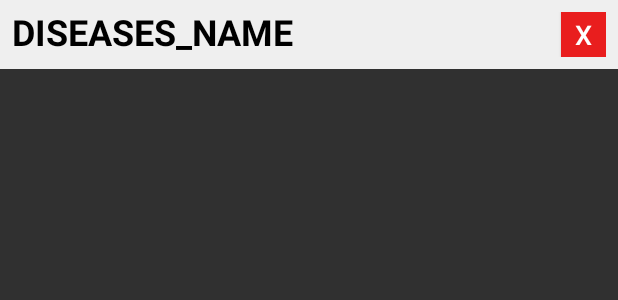
After one commit to Godeok/ChanNuLi, an Android app: the layout disease_item.xml on its own in the app's theme, with its tools: preview values and no code run, on a phone screen of 412 x 824 dp. The commit adds this screen. Shown: the top 300 px of the screen. Run offline under Robolectric (Android 15) with nearby library versions, the phone set to English and light mode, and no system bars.

Commit message:
선택한 질병 추가 마이페이지 기본 레이아웃

```diff
--- a/app/src/main/AndroidManifest.xml
+++ b/app/src/main/AndroidManifest.xml
@@ -15,10 +15,10 @@
                 <category android:name="android.intent.category.LAUNCHER" />
             </intent-filter>
         </activity>
-        <activity android:name=".TutorialStartActivity"/>
-        <activity android:name=".Tutorial1StepActivity"/>
+        <activity android:name=".tutorial.TutorialStartActivity"/>
+        <activity android:name=".tutorial.Tutorial1StepActivity" android:windowSoftInputMode="adjustNothing" />
         <activity android:name=".DatePickerActivity" android:theme="@android:style/Theme.Dialog"/>
-        <activity android:name=".Tutorial2StepActivity"/>
+        <activity android:name=".tutorial.Tutorial2StepActivity" android:windowSoftInputMode="adjustNothing" />
         <activity android:name=".MypageActivity"/>
         <activity android:name=".self.SelfMainActivity"/>
         <activity android:name=".self.SelfDiagnosisActivity"/>
--- a/app/src/main/java/kr/co/healthcare/DatePickerActivity.java
+++ b/app/src/main/java/kr/co/healthcare/DatePickerActivity.java
@@ -22,11 +22,12 @@ public class DatePickerActivity extends Activity {
         layoutParams.flags = WindowManager.LayoutParams.FLAG_DIM_BEHIND;
         layoutParams.dimAmount  = 0.7f;
         getWindow().setAttributes(layoutParams);*/
+
         getWindow().setFlags(WindowManager.LayoutParams.FLAG_FULLSCREEN, WindowManager.LayoutParams.FLAG_FULLSCREEN);
         setContentView(R.layout.activity_date_picker);
         Calendar calendar = new GregorianCalendar();
         mYear = calendar.get(Calendar.YEAR);
-        mMonth = calendar.get(Calendar.MONTH);
+        mMonth = calendar.get(Calendar.MONTH)+1;
         mDay = calendar.get(Calendar.DAY_OF_MONTH);
         DatePicker datePicker = findViewById(R.id.vDatePicker);
         datePicker.init(mYear, mMonth, mDay,mOnDateChangedListener);
@@ -35,7 +36,7 @@ public class DatePickerActivity extends Activity {
     public void mOnClick(View v){
         Intent intent = new Intent();
         intent.putExtra("mYear",mYear);
-        intent.putExtra("mMonth",mMonth);
+        intent.putExtra("mMonth",mMonth+1);
         intent.putExtra("mDay", mDay);
         setResult(RESULT_OK, intent);
         finish();
--- a/app/src/main/java/kr/co/healthcare/DatePickerFragment.java
+++ b/app/src/main/java/kr/co/healthcare/DatePickerFragment.java
@@ -8,13 +8,11 @@ import androidx.annotation.NonNull;
 import androidx.fragment.app.DialogFragment;
 import androidx.fragment.app.Fragment;
 
-import android.view.LayoutInflater;
-import android.view.View;
-import android.view.ViewGroup;
 import android.widget.DatePicker;
-import android.widget.TextView;
 
 import java.util.Calendar;
+
+import kr.co.healthcare.tutorial.TutorialStartActivity;
 
 /**
  * A simple {@link Fragment} subclass.
--- a/app/src/main/java/kr/co/healthcare/MainActivity.java
+++ b/app/src/main/java/kr/co/healthcare/MainActivity.java
@@ -10,6 +10,7 @@ import android.widget.Button;
 import android.widget.TextView;
 
 import kr.co.healthcare.self.SelfMainActivity;
+import kr.co.healthcare.tutorial.TutorialStartActivity;
 
 public class MainActivity extends AppCompatActivity {
     public static Activity mainActivity;
@@ -20,7 +21,9 @@ public class MainActivity extends AppCompatActivity {
         super.onCreate(savedInstanceState);
         setContentView(R.layout.activity_main);
 
-        //PreferenceManger.clear(this);
+        //튜토리얼에서 입력한 데이터 초기화 -> 튜토리얼 편집하려고 추가한 문장
+        //진서는 생략하세요
+        PreferenceManger.clear(this);
 
         //튜토리얼 완료 확인
         isTutorialFinished = PreferenceManger.getBoolean(this, "isTutorialFinished");
--- a/app/src/main/java/kr/co/healthcare/NameCountZeroException.java
+++ /dev/null
@@ -1,4 +0,0 @@
-package kr.co.healthcare;
-
-public class NameCountZeroException extends Throwable {
-}
--- a/app/src/main/java/kr/co/healthcare/NoneBirthSelectedException.java
+++ b/app/src/main/java/kr/co/healthcare/exception/NoneBirthSelectedException.java
@@ -1,4 +1,4 @@
-package kr.co.healthcare;
+package kr.co.healthcare.exception;
 
 public class NoneBirthSelectedException extends Throwable {
 }
--- /dev/null
+++ b/app/src/main/java/kr/co/healthcare/exception/NoneInputException.java
@@ -0,0 +1,4 @@
+package kr.co.healthcare.exception;
+
+public class NoneInputException extends Throwable {
+}
--- a/app/src/main/java/kr/co/healthcare/NoneSexSelectedException.java
+++ b/app/src/main/java/kr/co/healthcare/exception/NoneSexSelectedException.java
@@ -1,4 +1,4 @@
-package kr.co.healthcare;
+package kr.co.healthcare.exception;
 
 public class NoneSexSelectedException extends Throwable {
 }
--- a/app/src/main/java/kr/co/healthcare/TutorialStartActivity.java
+++ b/app/src/main/java/kr/co/healthcare/tutorial/TutorialStartActivity.java
@@ -1,4 +1,4 @@
-package kr.co.healthcare;
+package kr.co.healthcare.tutorial;
 
 import android.content.Intent;
 import android.os.Bundle;
@@ -6,6 +6,8 @@ import android.view.View;
 import android.widget.Button;
 
 import androidx.appcompat.app.AppCompatActivity;
+
+import kr.co.healthcare.R;
 
 public class TutorialStartActivity  extends AppCompatActivity {
     @Override
--- /dev/null
+++ b/app/src/main/res/layout/disease_item.xml
@@ -0,0 +1,37 @@
+<?xml version="1.0" encoding="utf-8"?>
+<LinearLayout xmlns:android="http://schemas.android.com/apk/res/android"
+    android:orientation="horizontal"
+    android:layout_width="match_parent"
+    android:layout_height="wrap_content"
+    android:padding="8dp"
+    android:gravity="center_vertical"
+    android:layout_marginBottom="8dp"
+    android:background="#EFEFEF">
+
+    <LinearLayout
+        android:layout_width="0dp"
+        android:layout_height="wrap_content"
+        android:layout_weight="1"
+        android:orientation="vertical"
+        android:gravity="center_vertical">
+
+        <TextView
+            android:id="@+id/diseaseNameTV"
+            android:layout_width="wrap_content"
+            android:layout_height="wrap_content"
+            android:includeFontPadding="false"
+            android:text="DISEASES_NAME"
+            android:textSize="24sp"
+            android:textColor="@android:color/black"
+            android:textStyle="bold"/>
+
+    </LinearLayout>
+
+    <Button
+        android:id="@+id/button2"
+        android:layout_width="30dp"
+        android:layout_height="30dp"
+        android:text="X"
+        android:background="#E91E1E"
+        android:textSize="18sp"/>
+</LinearLayout>
```
Also changed, not shown: app/src/main/java/kr/co/healthcare/tutorial/DiseasesListAdapter.java (added, +61 -0 lines), app/src/main/java/kr/co/healthcare/tutorial/Tutorial1StepActivity.java (renamed from app/src/main/java/kr/co/healthcare/Tutorial1StepActivity.java, +10 -3 lines), app/src/main/java/kr/co/healthcare/tutorial/Tutorial2StepActivity.java (renamed from app/src/main/java/kr/co/healthcare/Tutorial2StepActivity.java, +36 -5 lines), app/src/main/res/layout/activity_mypage.xml (+61 -8 lines), app/src/main/res/layout/activity_tutorial_1_step.xml (+0 -10 lines), app/src/main/res/layout/activity_tutorial_2_step.xml (+60 -23 lines).
